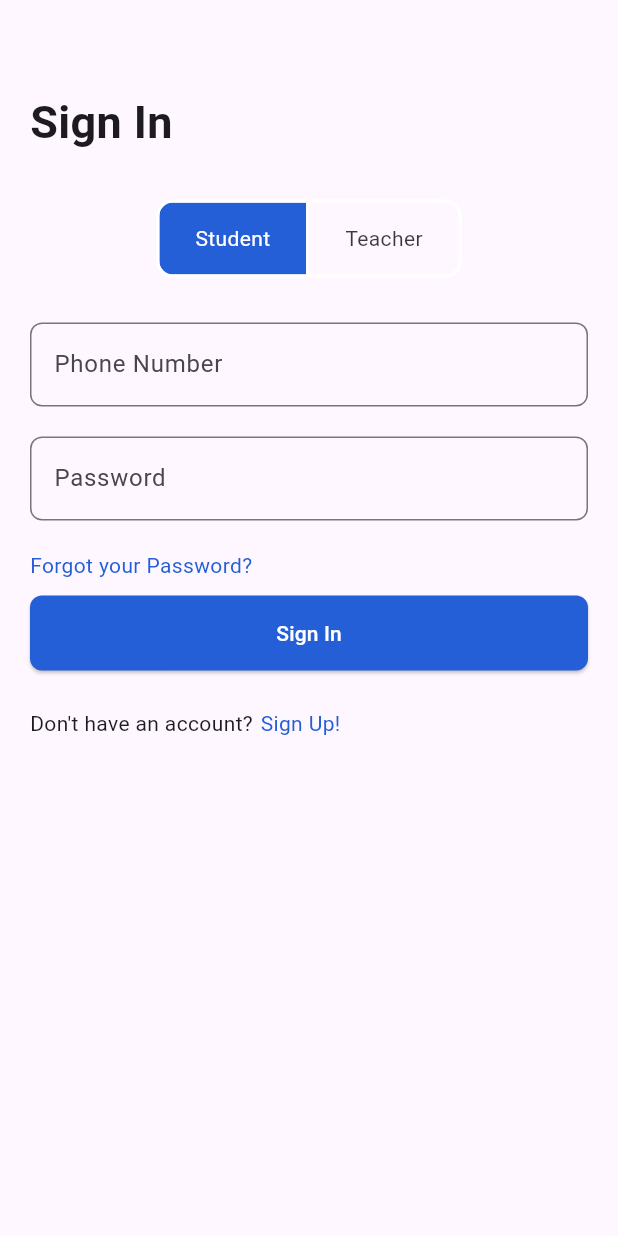
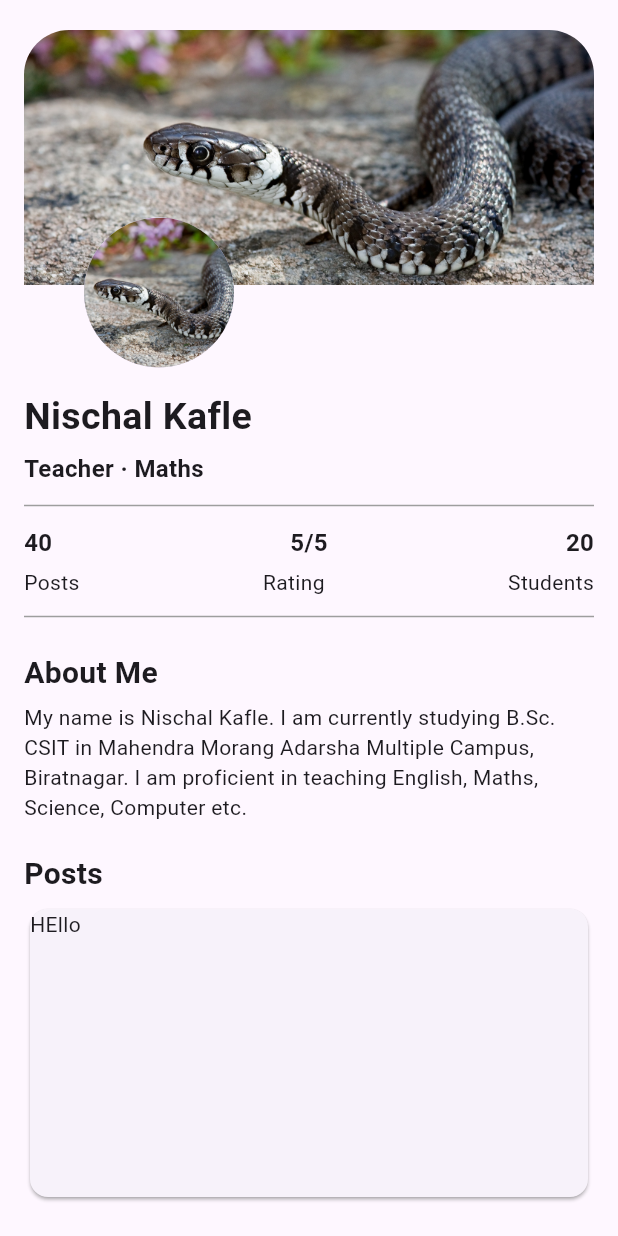
Before and after one commit to kghSachin/Xhack3, a Flutter app: the screen it shows after launch, on a phone screen of 412 x 824 dp. Run offline on Flutter 3.47's test engine with Material 3 defaults, Android fonts, the phone set to English and light mode, and no system bars; our stand-ins replace geolocator, google_maps_flutter, location.

Commit message:
Teacher profile created

```diff
--- /dev/null
+++ b/lib/features/profile/teacher_profile.dart
@@ -0,0 +1,116 @@
+import 'package:flutter/material.dart';
+
+class TeacherProfile extends StatelessWidget {
+  const TeacherProfile({super.key});
+
+  @override
+  Widget build(BuildContext context) {
+    return Scaffold(
+      body: SafeArea(
+        child: Padding(
+          padding: EdgeInsets.only(left: 16.0, right: 16.0, top: 20.0),
+          child: Stack(
+            children: [
+              Column(
+                spacing: 5,
+                crossAxisAlignment: CrossAxisAlignment.start,
+                children: [
+                  SizedBox(
+                    height: 170,
+                    width: double.infinity,
+                    child: ClipRRect(
+                      borderRadius: BorderRadius.only(
+                        topLeft: Radius.circular(30.0),
+                        topRight: Radius.circular(30.0),
+                      ),
+                      child: Image.asset(
+                        'lib/assets/images/snake.jpg',
+                        fit: BoxFit.fitWidth,
+                      ),
+                    ),
+                  ),
+                  SizedBox(height: 60),
+                  Text(
+                    'Nischal Kafle',
+                    style: TextStyle(fontWeight: FontWeight.bold, fontSize: 25),
+                  ),
+                  Text(
+                    'Teacher · Maths',
+                    style: TextStyle(fontWeight: FontWeight.w600, fontSize: 16),
+                  ),
+                  Divider(
+                    color: Colors.grey,
+                  ),
+                  Row(
+                    mainAxisAlignment: MainAxisAlignment.spaceBetween,
+                    children: [
+                      Text(
+                        '40',
+                        style: TextStyle(
+                            fontSize: 16.0, fontWeight: FontWeight.w600),
+                      ),
+                      Text(
+                        '5/5',
+                        style: TextStyle(
+                          fontSize: 16.0,
+                          fontWeight: FontWeight.w600,
+                        ),
+                      ),
+                      Text(
+                        '20',
+                        style: TextStyle(
+                            fontSize: 16.0, fontWeight: FontWeight.w600),
+                      ),
+                    ],
+                  ),
+                  Row(
+                    mainAxisAlignment: MainAxisAlignment.spaceBetween,
+                    children: [
+                      Text('Posts'),
+                      Text('Rating'),
+                      Text('Students'),
+                    ],
+                  ),
+                  Divider(
+                    color: Colors.grey,
+                  ),
+                  SizedBox(height: 5),
+                  Text(
+                    'About Me',
+                    style:
+                        TextStyle(fontSize: 20.0, fontWeight: FontWeight.bold),
+                  ),
+                  Text(
+                    'My name is Nischal Kafle. I am currently studying B.Sc. CSIT in Mahendra Morang Adarsha Multiple Campus, Biratnagar. I am proficient in teaching English, Maths, Science, Computer etc.',
+                  ),
+                  SizedBox(height: 10),
+                  Text(
+                    'Posts',
+                    style:
+                        TextStyle(fontSize: 20.0, fontWeight: FontWeight.bold),
+                  ),
+                  SizedBox(
+                    width: double.infinity,
+                    height: 200,
+                    child: Card(
+                      shadowColor: Colors.grey,
+                      child: Text('HEllo'),
+                    ),
+                  ),
+                ],
+              ),
+              Positioned(
+                top: 125.0,
+                left: 40.0,
+                child: CircleAvatar(
+                  radius: 50,
+                  backgroundImage: AssetImage('lib/assets/images/snake.jpg'),
+                ),
+              ),
+            ],
+          ),
+        ),
+      ),
+    );
+  }
+}
--- a/lib/main.dart
+++ b/lib/main.dart
@@ -1,6 +1,6 @@
 import 'package:flutter/material.dart';
-import 'package:frontend/features/auth/map_page.dart';
 import 'package:frontend/features/auth/pages/sign_in.dart';
+import 'package:frontend/features/profile/teacher_profile.dart';
 import 'package:frontend/router.dart';
 
 void main() {
@@ -14,9 +14,9 @@
   Widget build(BuildContext context) {
     return MaterialApp(
       title: 'Flutter Demo',
-      onGenerateRoute: (routeSettings)=>generateRoute(routeSettings),
+      onGenerateRoute: (routeSettings) => generateRoute(routeSettings),
       debugShowCheckedModeBanner: false,
-      home: SignIn()
+      home: TeacherProfile(),
     );
   }
 }
--- a/pubspec.yaml
+++ b/pubspec.yaml
@@ -62,9 +62,8 @@ flutter:
   uses-material-design: true
 
   # To add assets to your application, add an assets section, like this:
-  # assets:
-  #   - images/a_dot_burr.jpeg
-  #   - images/a_dot_ham.jpeg
+  assets:
+    - lib/assets/images/snake.jpg
 
   # An image asset can refer to one or more resolution-specific "variants", see
   # https://flutter.dev/to/resolution-aware-images
```
Also changed, not shown: lib/assets/images/snake.jpg (added).
